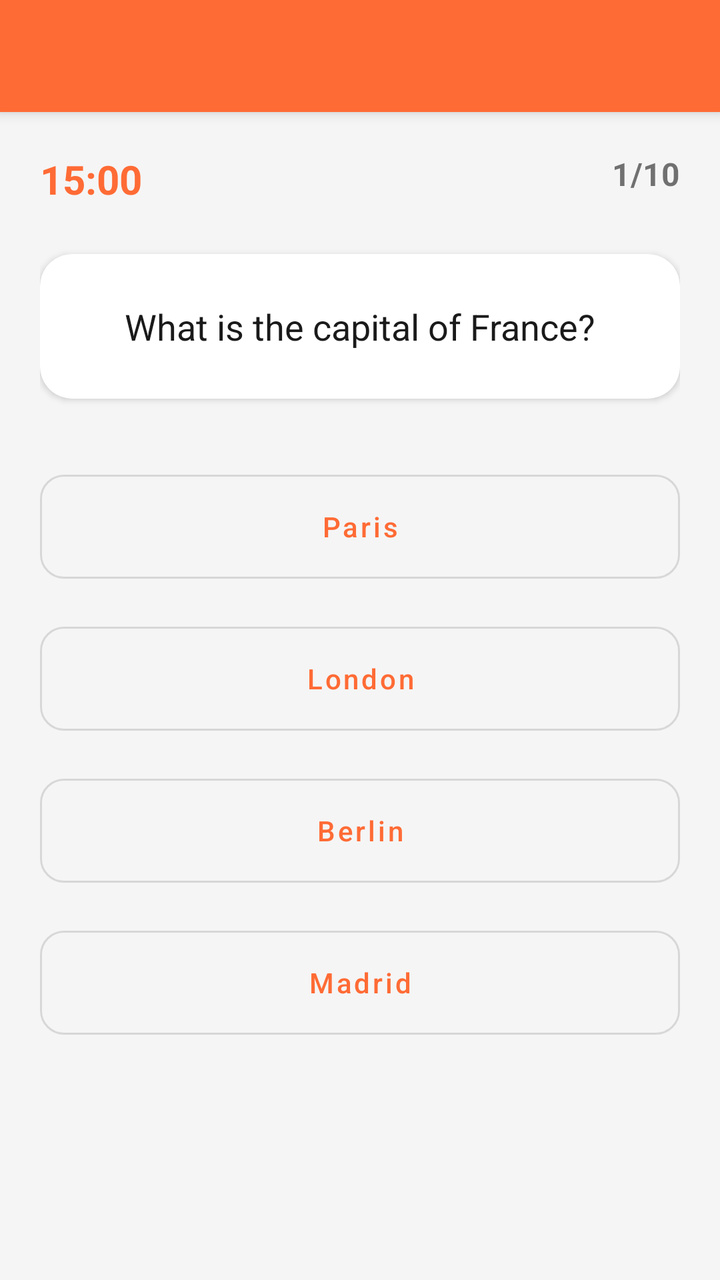
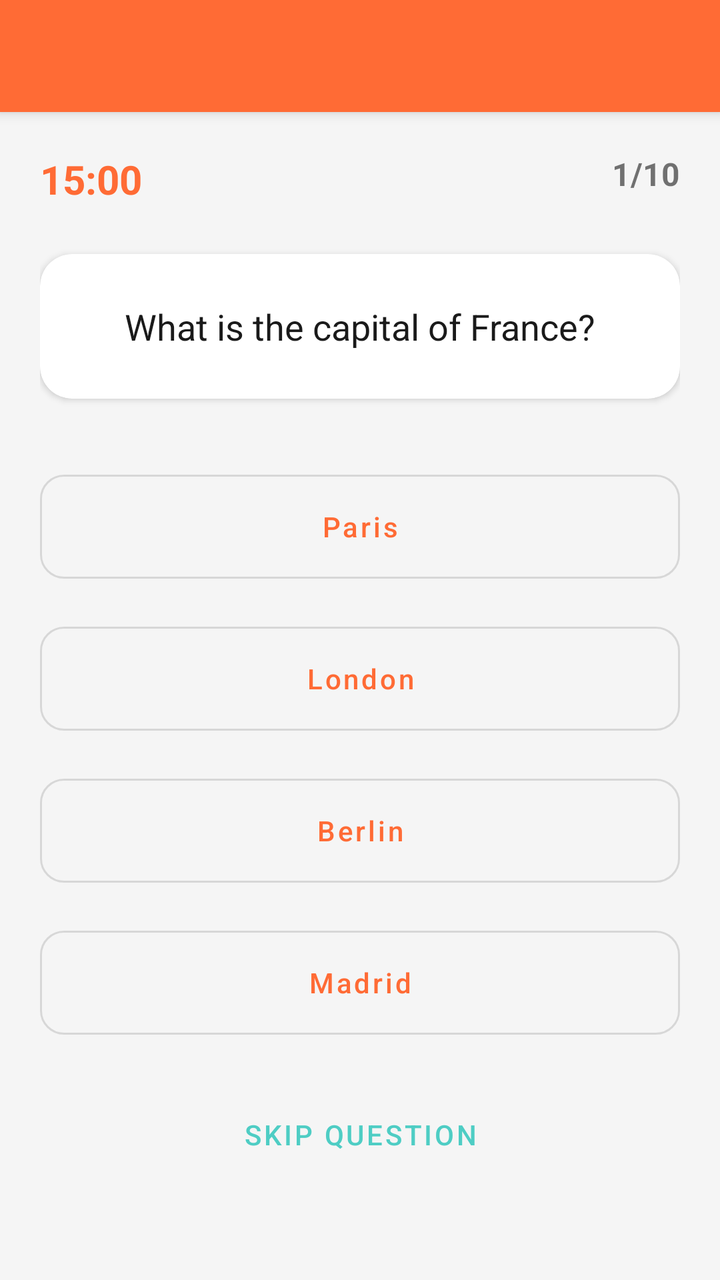

Compare the two renders of this Android layout. The source of the first and the diff that turns it into the second are given below.
<!-- AndroidManifest.xml: application theme Theme.QuizmasterApp -->
<!-- res/layout/activity_quiz.xml -->
<?xml version="1.0" encoding="utf-8"?>
<androidx.coordinatorlayout.widget.CoordinatorLayout
    xmlns:android="http://schemas.android.com/apk/res/android"
    xmlns:app="http://schemas.android.com/apk/res-auto"
    android:layout_width="match_parent"
    android:layout_height="match_parent"
    android:background="@color/bg_light">

    <com.google.android.material.appbar.AppBarLayout
        android:layout_width="match_parent"
        android:layout_height="wrap_content">
        <com.google.android.material.appbar.MaterialToolbar
            android:id="@+id/toolbar"
            android:layout_width="match_parent"
            android:layout_height="?attr/actionBarSize"
            android:background="@color/primary"
            app:titleCentered="true"
            app:titleTextColor="@color/white"
            app:subtitleTextColor="#CCFFFFFF" />
    </com.google.android.material.appbar.AppBarLayout>

    <androidx.core.widget.NestedScrollView
        android:layout_width="match_parent"
        android:layout_height="match_parent"
        app:layout_behavior="@string/appbar_scrolling_view_behavior">

        <LinearLayout
            android:layout_width="match_parent"
            android:layout_height="wrap_content"
            android:orientation="vertical"
            android:padding="20dp">

            <RelativeLayout
                android:layout_width="match_parent"
                android:layout_height="wrap_content">
                <TextView
                    android:id="@+id/tvTimer"
                    android:layout_width="wrap_content"
                    android:layout_height="wrap_content"
                    android:text="15:00"
                    android:textSize="20sp"
                    android:textStyle="bold"
                    android:textColor="@color/primary" />
                <TextView
                    android:id="@+id/tvProgress"
                    android:layout_width="wrap_content"
                    android:layout_height="wrap_content"
                    android:layout_alignParentEnd="true"
                    android:text="1/10"
                    android:textSize="16sp"
                    android:textStyle="bold" />
            </RelativeLayout>

            <com.google.android.material.card.MaterialCardView
                android:layout_width="match_parent"
                android:layout_height="wrap_content"
                android:layout_marginTop="24dp"
                app:cardCornerRadius="16dp"
                app:cardElevation="2dp"
                app:strokeWidth="0dp">
                <TextView
                    android:id="@+id/tvQuestion"
                    android:layout_width="match_parent"
                    android:layout_height="wrap_content"
                    android:padding="24dp"
                    android:text="What is the capital of France?"
                    android:textColor="@color/text_primary"
                    android:textSize="18sp"
                    android:lineSpacingExtra="4dp"
                    android:gravity="center" />
            </com.google.android.material.card.MaterialCardView>

            <LinearLayout
                android:layout_width="match_parent"
                android:layout_height="wrap_content"
                android:orientation="vertical"
                android:layout_marginTop="32dp">

                <com.google.android.material.button.MaterialButton
                    android:id="@+id/btnOption1"
                    style="@style/Widget.MaterialComponents.Button.OutlinedButton"
                    android:layout_width="match_parent"
                    android:layout_height="64dp"
                    android:layout_marginBottom="12dp"
                    android:text="Paris"
                    android:textAllCaps="false"
                    app:cornerRadius="12dp" />

                <com.google.android.material.button.MaterialButton
                    android:id="@+id/btnOption2"
                    style="@style/Widget.MaterialComponents.Button.OutlinedButton"
                    android:layout_width="match_parent"
                    android:layout_height="64dp"
                    android:layout_marginBottom="12dp"
                    android:text="London"
                    android:textAllCaps="false"
                    app:cornerRadius="12dp" />

                <com.google.android.material.button.MaterialButton
                    android:id="@+id/btnOption3"
                    style="@style/Widget.MaterialComponents.Button.OutlinedButton"
                    android:layout_width="match_parent"
                    android:layout_height="64dp"
                    android:layout_marginBottom="12dp"
                    android:text="Berlin"
                    android:textAllCaps="false"
                    app:cornerRadius="12dp" />

                <com.google.android.material.button.MaterialButton
                    android:id="@+id/btnOption4"
                    style="@style/Widget.MaterialComponents.Button.OutlinedButton"
                    android:layout_width="match_parent"
                    android:layout_height="64dp"
                    android:text="Madrid"
                    android:textAllCaps="false"
                    app:cornerRadius="12dp" />
            </LinearLayout>

        </LinearLayout>
    </androidx.core.widget.NestedScrollView>
</androidx.coordinatorlayout.widget.CoordinatorLayout>
<!-- resources referenced by this layout -->
<resources>
  <color name="bg_light">#F5F5F5</color>
  <color name="primary">@color/primary_orange</color>
  <color name="text_primary">@color/black</color>
  <color name="white">#FFFFFF</color>
  <style name="Theme.QuizmasterApp" parent="Theme.MaterialComponents.DayNight.NoActionBar">
          <item name="colorPrimary">@color/primary_orange</item>
          <item name="colorPrimaryVariant">@color/primary_dark</item>
          <item name="colorOnPrimary">@color/white</item>
          <item name="colorSecondary">@color/secondary_teal</item>
          <item name="colorOnSecondary">@color/black</item>
  
          <item name="android:windowBackground">@color/background</item>
          <item name="android:statusBarColor" tools:targetApi="l">@color/primary_dark</item>
  
          <item name="android:forceDarkAllowed">false</item>
      </style>
  <color name="primary_orange">#FF6B35</color>
  <color name="black">#1A1A1A</color>
  <color name="primary_dark">#E55A2B</color>
  <color name="secondary_teal">#4ECDC4</color>
  <color name="background">@color/bg_light</color>
</resources>

<!-- the commit's change to res/layout/activity_quiz.xml (unified diff, before → after) -->
@@ -111,9 +111,20 @@
                     style="@style/Widget.MaterialComponents.Button.OutlinedButton"
                     android:layout_width="match_parent"
                     android:layout_height="64dp"
+                    android:layout_marginBottom="12dp"
                     android:text="Madrid"
                     android:textAllCaps="false"
                     app:cornerRadius="12dp" />
+
+                <com.google.android.material.button.MaterialButton
+                    android:id="@+id/btnSkip"
+                    style="@style/Widget.MaterialComponents.Button.TextButton"
+                    android:layout_width="wrap_content"
+                    android:layout_height="wrap_content"
+                    android:layout_gravity="center"
+                    android:text="Skip Question"
+                    android:textColor="@color/secondary_teal"
+                    android:layout_marginTop="8dp" />
             </LinearLayout>
 
         </LinearLayout>
